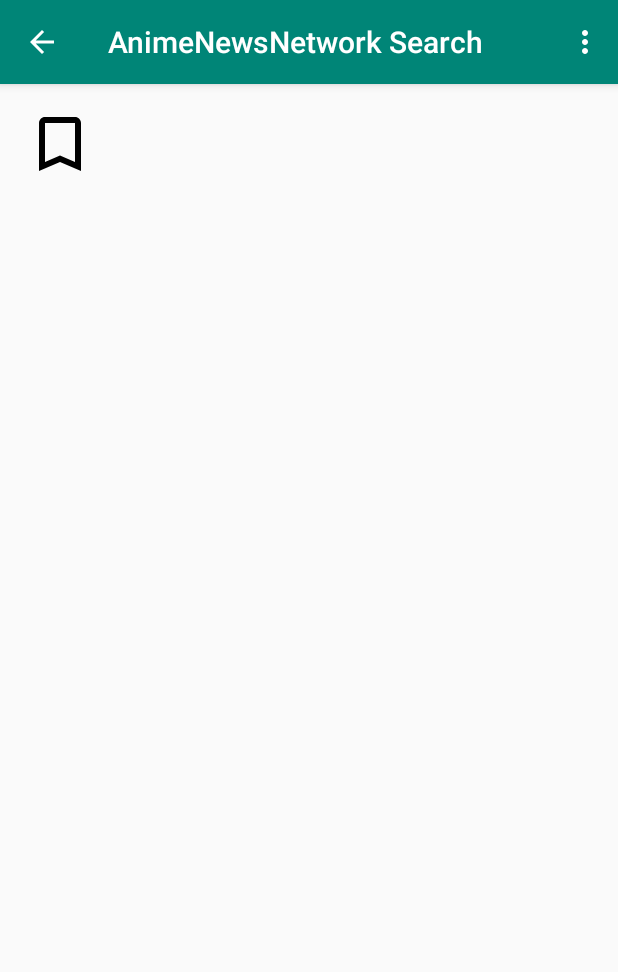
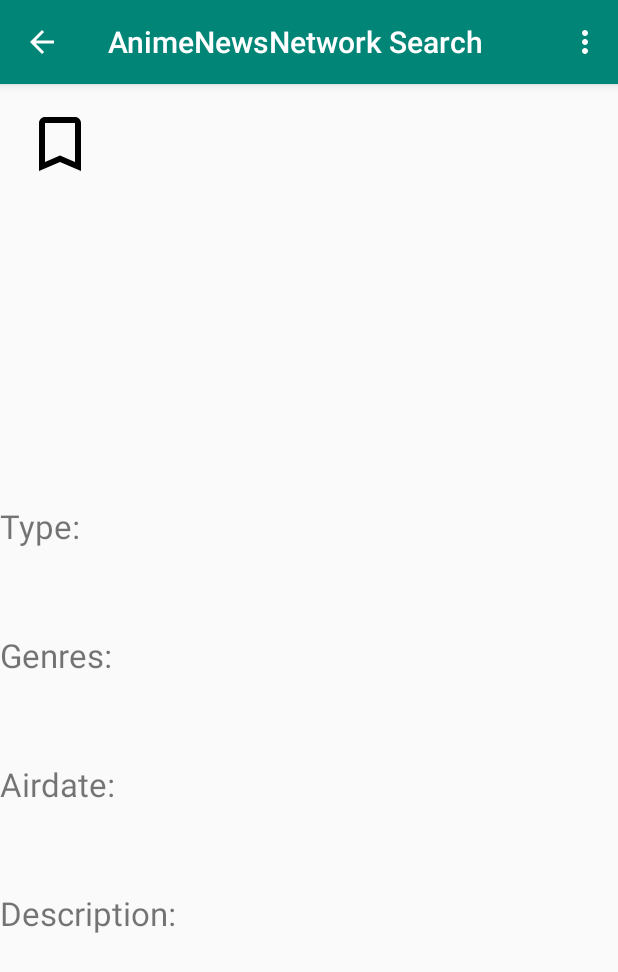
Before and after one commit to OSU-CS492-W19/final-project-final-project-team-23, an Android app: the AnimeDetailActivity screen opened directly, with no data from a screen before it, on a phone screen of 412 x 824 dp. Shown: the top 972 px of the screen. Run offline under Robolectric (Android 15) with nearby library versions, the phone set to English and light mode, and no system bars; our stand-ins replace Room's generated code; network calls fail; pictures from the network do not load.

Commit message:
added categories to detailed activity view

```diff
--- a/app/src/main/java/com/example/android/finalproject/AnimeDetailActivity.java
+++ b/app/src/main/java/com/example/android/finalproject/AnimeDetailActivity.java
@@ -13,6 +13,7 @@ import android.view.View;
 import android.widget.ImageView;
 import android.widget.TextView;
 
+import com.bumptech.glide.Glide;
 import com.example.android.finalproject.data.SingleSearchResult;
 import com.example.android.finalproject.utils.AnimeUtils;
 
@@ -20,6 +21,10 @@ public class AnimeDetailActivity extends AppCompatActivity {
     private TextView mSeriesNameTV;
     private TextView mSeriesDescriptionTV;
     private ImageView mSeriesBookmarkIV;
+    private TextView mSeriesTypeTV;
+    private TextView mSeriesAirdateTV;
+    private TextView mSeriesGenreTV;
+    private ImageView mSeriesImageIV;
 
     private SingleSearchResultViewModel mSingleSearchResultViewModel;
     private SingleSearchResult mSeries;
@@ -33,6 +38,10 @@ public class AnimeDetailActivity extends AppCompatActivity {
         mSeriesNameTV = findViewById(R.id.tv_series_name);
         mSeriesDescriptionTV = findViewById(R.id.tv_series_description);
         mSeriesBookmarkIV = findViewById(R.id.iv_series_bookmark);
+        mSeriesTypeTV = findViewById(R.id.tv_series_type_detail);
+        mSeriesImageIV = findViewById(R.id.iv_series_image_detail);
+        mSeriesAirdateTV = findViewById(R.id.tv__series_airdate_detail);
+        mSeriesGenreTV = findViewById(R.id.tv_series_genre_detail);
 
         mSingleSearchResultViewModel = ViewModelProviders.of(this).get(SingleSearchResultViewModel.class);
 
@@ -42,6 +51,10 @@ public class AnimeDetailActivity extends AppCompatActivity {
             mSeries = (SingleSearchResult) intent.getSerializableExtra(AnimeUtils.EXTRA_SEARCH_RESULT);
             mSeriesNameTV.setText(mSeries.name);
             mSeriesDescriptionTV.setText(mSeries.summary);
+            mSeriesTypeTV.setText(mSeries.type);
+            mSeriesAirdateTV.setText(mSeries.airDate);
+            mSeriesGenreTV.setText(mSeries.genres);
+            Glide.with(mSeriesImageIV.getContext()).load(mSeries.image).into(mSeriesImageIV);
 
             mSingleSearchResultViewModel.getSearchResultByName(mSeries.name).observe(this, new Observer<SingleSearchResult>() {
                 @Override
--- a/app/src/main/res/layout/activity_series_detail.xml
+++ b/app/src/main/res/layout/activity_series_detail.xml
@@ -27,23 +27,72 @@
             android:textSize="25sp"
             android:textColor="#000"/>
     </LinearLayout>
+    <ScrollView
+        android:layout_width="match_parent"
+        android:layout_height="wrap_content">
+    <LinearLayout
+        android:layout_width="match_parent"
+        android:layout_height="wrap_content"
+        android:orientation="vertical">
+        <ImageView
+            android:id="@+id/iv_series_image_detail"
+            android:padding="8dp"
+            android:layout_width="150dp"
+            android:layout_height="200dp" />
+        <TextView
+            android:id="@+id/tv_series_type_label"
+            android:layout_width="match_parent"
+            android:layout_height="match_parent"
+            android:textSize="22sp"
+            android:text="Type:"/>
 
+        <TextView
+            android:id="@+id/tv_series_type_detail"
+            android:layout_width="match_parent"
+            android:layout_height="wrap_content"
+            android:padding="16dp"
+            android:textSize="18sp"/>
+        <TextView
+            android:id="@+id/tv_series_genre_label"
+            android:layout_width="match_parent"
+            android:layout_height="match_parent"
+            android:textSize="22sp"
+            android:text="Genres:"/>
 
-        <!--<TextView-->
-            <!--android:id="@+id/tv_series_description_label"-->
-            <!--android:layout_width="match_parent"-->
-            <!--android:layout_height="match_parent"-->
-            <!--android:textSize="22sp"-->
-            <!--android:text="Description"/>-->
-    <!--<ScrollView-->
-        <!--android:layout_width="match_parent"-->
-        <!--android:layout_height="wrap_content">-->
+        <TextView
+            android:id="@+id/tv_series_genre_detail"
+            android:layout_width="match_parent"
+            android:layout_height="wrap_content"
+            android:padding="16dp"
+            android:textSize="18sp"/>
+        <TextView
+            android:id="@+id/tv_series_airdate_label"
+            android:layout_width="match_parent"
+            android:layout_height="match_parent"
+            android:textSize="22sp"
+            android:text="Airdate:"/>
+
+        <TextView
+            android:id="@+id/tv__series_airdate_detail"
+            android:layout_width="match_parent"
+            android:layout_height="wrap_content"
+            android:padding="16dp"
+            android:textSize="18sp"/>
+        <TextView
+            android:id="@+id/tv_series_description_label"
+            android:layout_width="match_parent"
+            android:layout_height="match_parent"
+            android:textSize="22sp"
+            android:text="Description:"/>
+
         <TextView
             android:id="@+id/tv_series_description"
             android:layout_width="match_parent"
             android:layout_height="wrap_content"
             android:padding="16dp"
             android:textSize="18sp"/>
-    <!--</ScrollView>-->
+
+    </LinearLayout>
+    </ScrollView>
 
 </LinearLayout>
```
